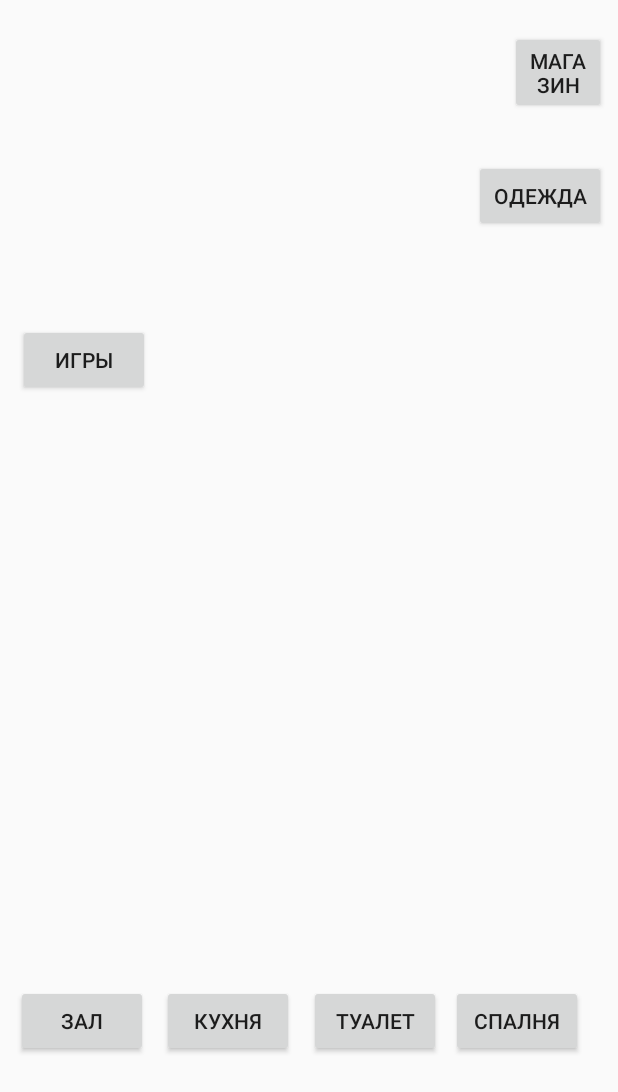
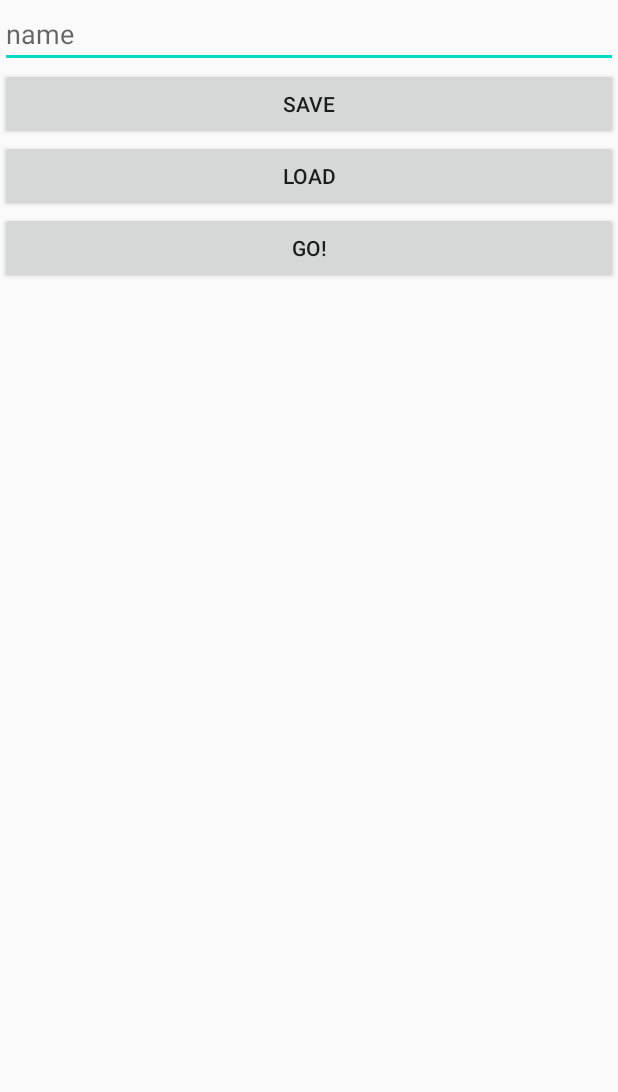
Before and after one commit to IgorZalomskii/Tamagotchi, an Android app: the layout activity_main.xml on its own in the app's theme, with its tools: preview values and no code run, on a phone screen of 412 x 824 dp. Shown: the top 1092 px of the screen. Run offline under Robolectric (Android 15) with nearby library versions, the phone set to English and light mode, and no system bars.

Commit message:
Окончание интерфейса по переходу между экранами. Начало создание мини-игры

```diff
--- a/app/src/main/AndroidManifest.xml
+++ b/app/src/main/AndroidManifest.xml
@@ -9,16 +9,14 @@
         android:roundIcon="@mipmap/ic_launcher_round"
         android:supportsRtl="true"
         android:theme="@style/AppTheme">
-        <activity android:name=".NamePet">
+
+        <activity android:name=".MainActivity">
             <intent-filter>
                 <action android:name="android.intent.action.MAIN" />
 
                 <category android:name="android.intent.category.LAUNCHER" />
             </intent-filter>
         </activity>
-        <activity
-            android:name=".MainActivity"
-            android:label="MainActivity"/>
 
         <activity
             android:name=".FragmentBedroom"
--- a/app/src/main/java/com/example/interfaceforproject/FragmentGame.java
+++ b/app/src/main/java/com/example/interfaceforproject/Game.java
@@ -1,15 +1,15 @@
 package com.example.interfaceforproject;
 
-import android.app.Activity;
 import android.os.Bundle;
 
 import androidx.annotation.Nullable;
+import androidx.appcompat.app.AppCompatActivity;
 
-public class FragmentGame extends Activity {
+public class Game extends AppCompatActivity {
 
     @Override
     protected void onCreate(@Nullable Bundle savedInstanceState) {
         super.onCreate(savedInstanceState);
-        setContentView(R.layout.fragment_game);
+        setContentView(new GameView(this));
     }
 }
--- a/app/src/main/res/layout/activity_main.xml
+++ b/app/src/main/res/layout/activity_main.xml
@@ -1,74 +1,38 @@
 <?xml version="1.0" encoding="utf-8"?>
-<AbsoluteLayout xmlns:android="http://schemas.android.com/apk/res/android"
-    xmlns:app="http://schemas.android.com/apk/res-auto"
-    xmlns:tools="http://schemas.android.com/tools"
-    android:id="@+id/accelerate"
-    android:layout_width="match_parent"
-    android:layout_height="match_parent"
+
+<LinearLayout
+
+    xmlns:android="http://schemas.android.com/apk/res/android"
+    android:layout_width="fill_parent"
+    android:layout_height="fill_parent"
     android:orientation="vertical">
 
-    <Button
-        android:id="@+id/bedroom"
-        android:layout_width="wrap_content"
+    <EditText
+        android:id="@+id/editTextStr"
+        android:layout_width="match_parent"
         android:layout_height="wrap_content"
-        android:layout_x="301dp"
-        android:layout_y="657dp"
-        android:text="Спалня" />
+        android:hint="name">
+    </EditText>
 
     <Button
-        android:id="@+id/toilet"
-        android:layout_width="wrap_content"
+        android:id="@+id/save"
+        android:layout_width="match_parent"
         android:layout_height="wrap_content"
-        android:layout_marginLeft="20dp"
-        android:layout_marginTop="100dp"
-        android:layout_x="206dp"
-        android:layout_y="657dp"
-        android:text="Туалет" />
+        android:text="Save">
+    </Button>
 
     <Button
-        android:id="@+id/hall"
-        android:layout_width="wrap_content"
+        android:id="@+id/load"
+        android:layout_width="match_parent"
         android:layout_height="wrap_content"
-        android:layout_x="11dp"
-        android:layout_y="657dp"
-        android:text="Зал"
-        tools:layout_editor_absoluteX="16dp"
-        tools:layout_editor_absoluteY="473dp" />
+        android:text="Load">
+    </Button>
 
     <Button
-        android:id="@+id/kitchen"
-        android:layout_width="wrap_content"
+        android:id="@+id/go"
+        android:layout_width="match_parent"
         android:layout_height="wrap_content"
-        android:layout_x="108dp"
-        android:layout_y="657dp"
-        android:text="Кухня"
-        tools:layout_editor_absoluteX="142dp"
-        tools:layout_editor_absoluteY="473dp" />
+        android:text="GO!">
+    </Button>
 
-    <Button
-        android:id="@+id/game"
-        android:layout_width="wrap_content"
-        android:layout_height="wrap_content"
-        android:layout_x="12dp"
-        android:layout_y="216dp"
-        android:text="Игры" />
-
-    <Button
-        android:id="@+id/shopFH"
-        android:layout_width="64dp"
-        android:layout_height="wrap_content"
-        android:layout_x="340dp"
-        android:layout_y="21dp"
-        android:text="Магазин" />
-
-    <Button
-        android:id="@+id/clothes"
-        android:layout_width="wrap_content"
-        android:layout_height="wrap_content"
-        android:layout_x="316dp"
-        android:layout_y="107dp"
-        android:text="Одежда" />
-
-
-
-</AbsoluteLayout>
+</LinearLayout>
```
Also changed, not shown: app/src/main/java/com/example/interfaceforproject/FragmentHall.java (+11 -9 lines), app/src/main/java/com/example/interfaceforproject/GameView.java (added, +39 -0 lines), app/src/main/java/com/example/interfaceforproject/MainActivity.java (+56 -36 lines), app/src/main/java/com/example/interfaceforproject/NamePet.java (deleted, +0 -41 lines), app/src/main/res/layout/fragment_bedroom.xml (+0 -7 lines), app/src/main/res/layout/fragment_hall.xml (+8 -17 lines), app/src/main/res/layout/menu_name.xml (deleted, +0 -36 lines).
